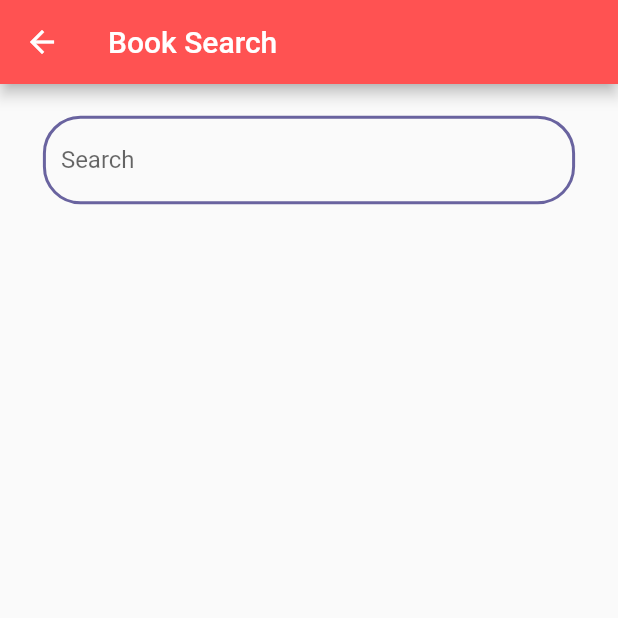
After one commit to sumithpdd/FlutterBookTracker, a Flutter app: the BookSearchPage screen opened directly, on a phone screen of 412 x 824 dp, the top half of it. The commit adds this screen. Run offline on Flutter 3.47's test engine with Material 2 defaults, Android fonts, the light colour scheme and no system bars; our stand-ins replace cloud_firestore, firebase_auth, firebase_core; accounts and stored records are empty.

Commit message:
Book search, google api and saving to firestore.

```diff
--- a/book_tracker/lib/model/book.dart
+++ b/book_tracker/lib/model/book.dart
@@ -3,8 +3,10 @@ import 'package:cloud_firestore/cloud_firestore.dart';
 
 class Book {
   final String id;
+  final String? isbn13;
   final String title;
-  //final String? author;
+  final String? bookauthor;
+  //final String? bookauthor;
   final String? notes;
   final String? photoUrl;
   final String? categories;
@@ -19,7 +21,8 @@ class Book {
   Book({
     required this.id,
     required this.title,
-    //this.author,
+    required this.isbn13,
+    this.bookauthor,
     this.notes,
     this.photoUrl,
     this.categories,
@@ -35,7 +38,8 @@ class Book {
     return Book(
         id: data["id"],
         title: data["title"],
-        //  author: data['author'],
+        isbn13: data["isbn13"],
+        bookauthor: data['bookauthor'],
         notes: data['notes'],
         photoUrl: data['photo_url'],
         categories: data['categories'],
@@ -51,7 +55,8 @@ class Book {
     return Book(
         id: doc.id,
         title: (doc.data() as dynamic)['title'],
-        // author: (doc.data() as dynamic)['author'],
+        isbn13: (doc.data() as dynamic)["isbn13"],
+        bookauthor: (doc.data() as dynamic)['bookauthor'],
         notes: (doc.data() as dynamic)['notes'],
         photoUrl: (doc.data() as dynamic)['photo_url'],
         categories: (doc.data() as dynamic)['categories'],
@@ -67,7 +72,8 @@ class Book {
     return {
       'title': title,
       'user_id': userId,
-      //  'author': author,
+      'isbn13': isbn13,
+      'bookauthor': bookauthor,
       'notes': notes,
       'photo_url': photoUrl,
       'published_date': publishedDate,
--- /dev/null
+++ b/book_tracker/lib/screens/book_search_page.dart
@@ -0,0 +1,154 @@
+import 'package:book_tracker/model/book.dart';
+import 'package:book_tracker/services/fetch_books.dart';
+import 'package:book_tracker/widgets/input_decoration.dart';
+import 'package:book_tracker/widgets/searched_book_detail_dialog.dart';
+import 'package:cloud_firestore/cloud_firestore.dart';
+import 'package:flutter/material.dart';
+
+class BookSearchPage extends StatefulWidget {
+  const BookSearchPage({Key? key}) : super(key: key);
+
+  @override
+  State<BookSearchPage> createState() => _BookSearchPageState();
+}
+
+class _BookSearchPageState extends State<BookSearchPage> {
+  late TextEditingController _searchTextController;
+
+  List<Book> listOfBooks = [];
+  @override
+  void initState() {
+    super.initState();
+    _searchTextController = TextEditingController();
+  }
+
+  @override
+  Widget build(BuildContext context) {
+    return Scaffold(
+      appBar: AppBar(
+        title: const Text('Book Search'),
+        backgroundColor: Colors.redAccent,
+      ),
+      body: Material(
+        elevation: 0.0,
+        child: Center(
+          child: SizedBox(
+            width: MediaQuery.of(context).size.width * 0.9,
+            height: MediaQuery.of(context).size.height * 0.9,
+            child: Column(
+              children: [
+                Padding(
+                  padding: const EdgeInsets.all(8.0),
+                  child: Form(
+                      child: TextField(
+                    onSubmitted: (value) {
+                      _search();
+                    },
+                    controller: _searchTextController,
+                    decoration: buildInputDecoration(
+                        label: 'Search', hintText: 'Flutter Development'),
+                  )),
+                ),
+                const SizedBox(
+                  height: 12,
+                ),
+                (listOfBooks != null)
+                    ? Row(
+                        mainAxisAlignment: MainAxisAlignment.center,
+                        crossAxisAlignment: CrossAxisAlignment.start,
+                        children: [
+                          Expanded(
+                              child: SizedBox(
+                            width: 300,
+                            height: 200,
+                            child: ListView(
+                              scrollDirection: Axis.horizontal,
+                              children: createBookCards(listOfBooks, context),
+                            ),
+                          )),
+                        ],
+                      )
+                    : const Center(
+                        child: Text(''),
+                      )
+              ],
+            ),
+          ),
+        ),
+      ),
+    );
+  }
+
+  void _search() async {
+    await fetchBooks(_searchTextController.text).then((value) {
+      setState(() {
+        listOfBooks = value;
+      });
+    }, onError: (val) {
+      throw Exception('Failed to load books ${val.toString()}');
+    });
+  }
+
+  List<Widget> createBookCards(List<Book> books, BuildContext context) {
+    List<Widget> children = [];
+
+    for (var book in books) {
+      children.add(Container(
+        width: 160,
+        margin: const EdgeInsets.symmetric(horizontal: 12.0),
+        decoration: const BoxDecoration(
+            borderRadius: BorderRadius.all(Radius.circular(5))),
+        child: Card(
+          elevation: 5,
+          color: const Color(0xfff6f4ff),
+          child: Wrap(
+            children: [
+              Image.network(
+                (book.photoUrl == null || book.photoUrl!.isEmpty)
+                    ? 'https://images.unsplash.com/photo-1553729784-e91953dec042?ixlib=rb-1.2.1&ixid=MXwxMjA3fDB8MHxwaG90by1wYWdlfHx8fGVufDB8fHw%3D&auto=format&fit=crop&w=1950&q=80'
+                    : book.photoUrl!,
+                height: 100,
+                width: 160,
+              ),
+              Padding(
+                padding: const EdgeInsets.all(8.0),
+                child: Container(
+                  decoration: BoxDecoration(
+                      border:
+                          Border.all(width: 1, color: Colors.blueGrey.shade100),
+                      color: const Color(0xfff1f3f6),
+                      borderRadius: const BorderRadius.all(Radius.circular(4))),
+                  child: Text(book.isbn13!,
+                      overflow: TextOverflow.ellipsis,
+                      style: const TextStyle(color: Color(0xff5d48b6))),
+                ),
+              ),
+              ListTile(
+                title: Text(
+                  book.title,
+                  style: const TextStyle(color: Color(0xff5d48b6)),
+                  overflow: TextOverflow.ellipsis,
+                ),
+                subtitle: Text(
+                  book.bookauthor!,
+                  overflow: TextOverflow.ellipsis,
+                ),
+                onTap: () {
+                  showDialog(
+                    context: context,
+                    builder: (context) {
+                      return SearchdBookDetailDialog(
+                        book: book,
+                      );
+                    },
+                  );
+                },
+              )
+            ],
+          ),
+        ),
+      ));
+    }
+    return children;
+  }
+}
--- a/book_tracker/pubspec.yaml
+++ b/book_tracker/pubspec.yaml
@@ -34,6 +34,7 @@ dependencies:
   flutter:
     sdk: flutter
   hexcolor: ^2.0.5
+  http: ^0.13.4
 
 flutter_icons:
   image_path: "assets/images/Icon-512.png"
```
Also changed, not shown: book_tracker/lib/screens/main_screen.dart (+12 -0 lines), book_tracker/lib/services/fetch_books.dart (added, +51 -0 lines), book_tracker/lib/widgets/searched_book_detail_dialog.dart (added, +115 -0 lines), book_tracker/lib/widgets/two_sided_roundbutton.dart (added, +31 -0 lines), 1 other file.
